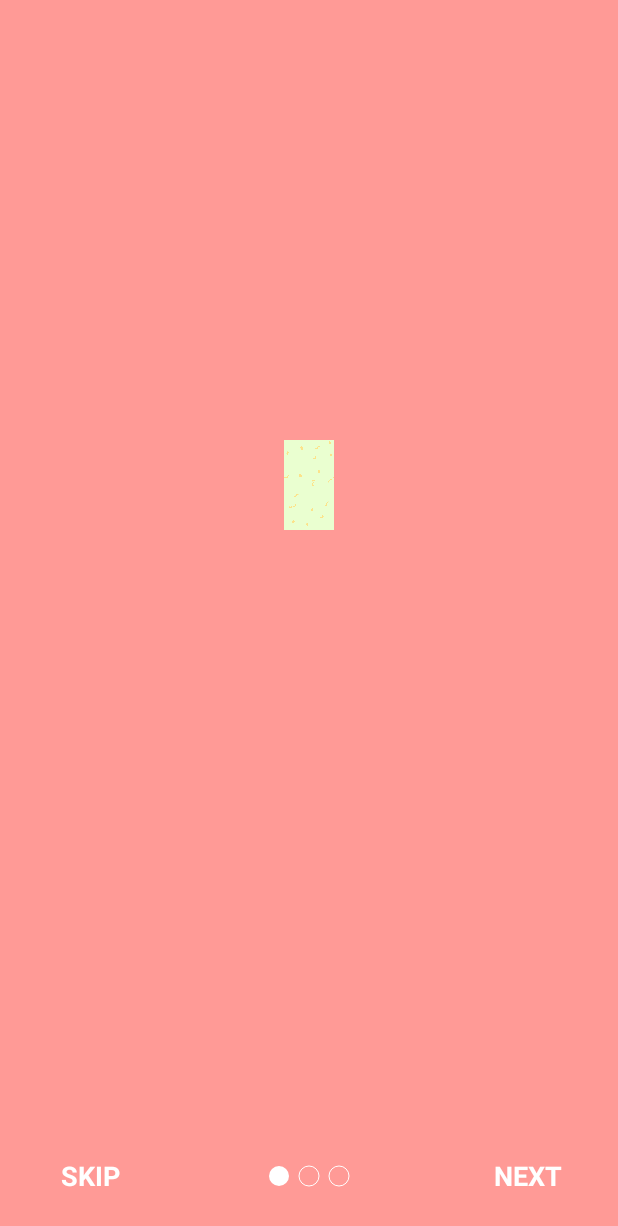
After one commit to Pi-Hsin/Goo_Goo_Morning, an Android app: the OnboardingActivity screen opened directly, with no data from a screen before it, on a phone screen of 412 x 824 dp. The commit adds this screen. Shown: the top 1226 px of the screen. Run offline under Robolectric (Android 15) with nearby library versions, the light colour scheme and no system bars.

Commit message:
OnboardingActivity_Version 1
導覽頁(使用多照片方式)

```diff
--- /dev/null
+++ b/Goo_Goo_Mornind/app/src/main/java/com/example/goo_goo_mornind/OnboardingActivity.java
@@ -0,0 +1,165 @@
+package com.example.goo_goo_mornind;
+
+import android.animation.ArgbEvaluator;
+import android.graphics.Color;
+import android.os.Build;
+import android.support.v4.app.Fragment;
+import android.support.v4.app.FragmentManager;
+import android.support.v4.app.FragmentPagerAdapter;
+import android.support.v4.view.ViewPager;
+import android.support.v7.app.AppCompatActivity;
+import android.os.Bundle;
+import android.view.LayoutInflater;
+import android.view.View;
+import android.view.ViewGroup;
+import android.widget.ImageView;
+import android.widget.TextView;
+
+public class OnboardingActivity extends AppCompatActivity implements View.OnClickListener {
+    /**
+     * Material Design Onboarding
+     */
+    private ViewPager mViewPager;
+    private TextView mTextSkip, mTextNext;
+    private RZIndicatorView mRZIndicatorView;
+    private SectionsPagerAdapter mSectionsPagerAdapter;
+    // 設定過渡顏色的Array，數量是總頁數+1
+    private int[] colors = {Color.parseColor("#ff9a96"), Color.parseColor("#74ceff"), Color.parseColor("#f1ce40"),
+            Color.parseColor("#5b183f"), Color.parseColor("#ddeba1")};
+
+    @Override
+    protected void onCreate(Bundle savedInstanceState) {
+        super.onCreate(savedInstanceState);
+        setContentView(R.layout.activity_onboarding);
+
+        mSectionsPagerAdapter = new SectionsPagerAdapter(getSupportFragmentManager());
+        // Set up the ViewPager with the sections adapter.
+        mViewPager = (ViewPager) findViewById(R.id.container);
+        mViewPager.setAdapter(mSectionsPagerAdapter);
+        mViewPager.addOnPageChangeListener(new ViewPager.OnPageChangeListener() {
+            @Override
+            public void onPageScrolled(int position, float positionOffset, int positionOffsetPixels) {
+                /**
+                 * 使用顏色過渡類別 ArgbEvaluator()
+                 *
+                 * 3個參數分別為
+                 * 1. fraction : 過渡的起始&結束值
+                 * 2. startValue : 起始的顏色
+                 * 3. endValue : 結束的顏色
+                 */
+                // 這裡的結束顏色，就是下一頁的顏色。然而在最後一頁時，如果顏色Array數量沒+1，就會crash。也就是顏色Array數量要+1的原因
+                int colorUpdate = (int) new ArgbEvaluator().evaluate(positionOffset, colors[position], colors[position + 1]);
+                // 又或者去判斷是否為最後一頁，如果是就把顏色指定為第一頁的顏色
+                //int colorUpdate = (int) new ArgbEvaluator().evaluate(positionOffset, colors[position],
+                //colors[position + 1 == mViewPager.getChildCount() ? 0 : position + 1]);
+
+                // 將過渡顏色設定為ViewPager的背景色
+                mViewPager.setBackgroundColor(colorUpdate);
+                // 當SDK >= 21時，將狀態列一併改變顏色
+                if (Build.VERSION.SDK_INT >= 21) {
+                    getWindow().setStatusBarColor(colorUpdate);
+                }
+            }
+
+            @Override
+            public void onPageSelected(int position) {
+                // 對應每個頁面時，textView就做相對應處理。並將IndicatorView的顯示，指定該頁面
+                mTextSkip.setVisibility(position > 1 ? View.GONE : View.VISIBLE);
+                mTextNext.setText(position > 1 ? "START" : "NEXT");
+                mRZIndicatorView.setCurPositon(position, false);
+            }
+
+            @Override
+            public void onPageScrollStateChanged(int state) {
+
+            }
+        });
+
+        mTextSkip = (TextView) findViewById(R.id.mTextSkip);
+        mTextNext = (TextView) findViewById(R.id.mTextNext);
+        mTextSkip.setOnClickListener(this);
+        mTextNext.setOnClickListener(this);
+        // 自定義的Indicator View
+        mRZIndicatorView = (RZIndicatorView) findViewById(R.id.mRZIndicatorView);
+        mRZIndicatorView.setIndiCount(3);
+        mRZIndicatorView.setIndicatorColor(Color.WHITE);
+        mRZIndicatorView.setCurPositon(0, true);
+    }
+
+    @Override
+    public void onClick(View v) {
+        switch (v.getId()) {
+            case R.id.mTextSkip:
+                finish();
+                break;
+            case R.id.mTextNext:
+                int position = mViewPager.getCurrentItem();
+                if (position == 0 || position == 1) {
+                    mViewPager.setCurrentItem(position + 1);
+                } else {
+                    finish();
+                }
+                break;
+        }
+    }
+
+    public static class PlaceholderFragment extends Fragment {
+        private static final String ARG_SECTION_NUMBER = "section_number";
+        // 每頁的圖片
+        private int[] logos = {R.drawable.ggmbg, R.drawable.ggmbg, R.drawable.ggmbg};
+
+        public PlaceholderFragment() {
+        }
+
+        public static PlaceholderFragment newInstance(int sectionNumber) {
+            PlaceholderFragment fragment = new PlaceholderFragment();
+            Bundle args = new Bundle();
+            args.putInt(ARG_SECTION_NUMBER, sectionNumber);
+            fragment.setArguments(args);
+            return fragment;
+        }
+
+        @Override
+        public View onCreateView(LayoutInflater inflater, ViewGroup container, Bundle savedInstanceState) {
+            View rootView = inflater.inflate(R.layout.fragment_onboarding, container, false);
+
+            ImageView mImgView = (ImageView) rootView.findViewById(R.id.mImgView);
+            mImgView.setImageResource(logos[getArguments().getInt(ARG_SECTION_NUMBER)]);
+
+            return rootView;
+        }
+    }
+
+    public class SectionsPagerAdapter extends FragmentPagerAdapter {
+
+        public SectionsPagerAdapter(FragmentManager fm) {
+            super(fm);
+        }
+
+        @Override
+        public Fragment getItem(int position) {
+            // getItem is called to instantiate the fragment for the given page.
+            // Return a PlaceholderFragment (defined as a static inner class below).
+            return PlaceholderFragment.newInstance(position);
+        }
+
+        @Override
+        public int getCount() {
+            // Show 3 total pages.
+            return 3;
+        }
+
+        @Override
+        public CharSequence getPageTitle(int position) {
+            switch (position) {
+                case 0:
+                    return "SECTION 1";
+                case 1:
+                    return "SECTION 2";
+                case 2:
+                    return "SECTION 3";
+            }
+            return null;
+        }
+    }
+}
--- /dev/null
+++ b/Goo_Goo_Mornind/app/src/main/java/com/example/goo_goo_mornind/RZIndicatorView.java
@@ -0,0 +1,198 @@
+package com.example.goo_goo_mornind;
+
+import android.animation.Animator;
+import android.animation.ValueAnimator;
+import android.content.Context;
+import android.graphics.Canvas;
+import android.graphics.Color;
+import android.graphics.Paint;
+import android.support.annotation.ColorInt;
+import android.util.AttributeSet;
+import android.view.View;
+import android.view.animation.AccelerateDecelerateInterpolator;
+
+public class RZIndicatorView extends View {
+    /**
+     * 自訂義指示器 View
+     */
+    private static final String TAG = RZIndicatorView.class.getSimpleName();
+    private Paint mPaint, mPaintExpand;
+    // 半徑
+    private float radius;
+    // 直徑
+    private float diameter;
+    // 間距
+    private float gap;
+    // 數量
+    private int indiCount;
+    // 目前位置
+    private int curPositon;
+    // 紀錄總長度
+    private int totalLen;
+    // 選到Item動畫
+    private ValueAnimator animator_expand;
+    // 是否要繪製
+    private boolean canDraw = false;
+    // 擴散時的透明度
+    private int expandAlphaValue = 255;
+    // 擴散時的半徑
+    private float expandRadius = 0f;
+    // 動畫時間
+    private static final int DURATION = 400;
+
+    public RZIndicatorView(Context context) {
+        this(context, null);
+    }
+
+    public RZIndicatorView(Context context, AttributeSet attrs) {
+        this(context, attrs, 0);
+    }
+
+    public RZIndicatorView(Context context, AttributeSet attrs, int defStyleAttr) {
+        super(context, attrs, defStyleAttr);
+        init();
+    }
+
+    private void init() {
+        mPaint = new Paint(Paint.ANTI_ALIAS_FLAG);
+        mPaint.setDither(true);
+        mPaint.setColor(Color.RED);
+        mPaint.setStyle(Paint.Style.FILL_AND_STROKE);
+
+        mPaintExpand = new Paint(Paint.ANTI_ALIAS_FLAG);
+        mPaintExpand.setDither(true);
+        mPaintExpand.setStyle(Paint.Style.FILL);
+
+        gap = radius = 10f;
+        diameter = radius * 2;
+        curPositon = 0;
+        indiCount = 0;
+        setViewAnimatiorExpand();
+    }
+
+    @Override
+    protected void onMeasure(int widthMeasureSpec, int heightMeasureSpec) {
+        super.onMeasure(widthMeasureSpec, heightMeasureSpec);
+        // 只有1頁，所以不需要顯示
+        if (indiCount <= 1) {
+            return;
+        }
+        int widthMode = MeasureSpec.getMode(widthMeasureSpec);
+        int heightMode = MeasureSpec.getMode(heightMeasureSpec);
+        int widthSize = MeasureSpec.getSize(widthMeasureSpec);
+        int heightSize = MeasureSpec.getSize(heightMeasureSpec);
+
+        if (widthMode == MeasureSpec.AT_MOST && heightMode == MeasureSpec.EXACTLY) {
+            widthSize = (int) (diameter * indiCount + radius * (indiCount + 1));
+        } else if (widthMode == MeasureSpec.EXACTLY && heightMode == MeasureSpec.AT_MOST) {
+            heightSize = (int) diameter * 2;
+        } else if (widthMode == MeasureSpec.AT_MOST && heightMode == MeasureSpec.AT_MOST) {
+            widthSize = (int) (diameter * indiCount + radius * (indiCount + 1));
+            heightSize = (int) diameter * 2;
+        } else {
+            // don't do anything
+        }
+        setMeasuredDimension(widthSize, heightSize);
+    }
+
+    @Override
+    protected void onSizeChanged(int w, int h, int oldw, int oldh) {
+        super.onSizeChanged(w, h, oldw, oldh);
+    }
+
+    @Override
+    protected void onDraw(Canvas canvas) {
+        super.onDraw(canvas);
+
+        if (indiCount <= 1) return;
+        int w = getWidth();
+        int h = getHeight();
+        float posX = diameter;
+        if (w > totalLen) posX += (w - totalLen) / 2;
+
+        for (int i = 0; i < indiCount; i++) {
+            if (curPositon == i) {
+                mPaint.setStyle(Paint.Style.FILL_AND_STROKE);
+            } else {
+                mPaint.setStyle(Paint.Style.STROKE);
+            }
+            //canvas.drawCircle(posX + (diameter + gap) * i, h - diameter, radius, mPaint);
+            // 垂直水平 居中顯示
+            canvas.drawCircle(posX + (diameter + gap) * i, h / 2, radius, mPaint);
+        }
+        if (canDraw) {
+            mPaintExpand.setARGB(expandAlphaValue, 255, 80, 80);
+            canvas.drawCircle(posX + (diameter + gap) * curPositon, h / 2, expandRadius, mPaintExpand);
+        }
+    }
+
+    private void setViewAnimatiorExpand() {
+        animator_expand = ValueAnimator.ofFloat(0f, diameter);
+        animator_expand.setDuration(DURATION);
+        animator_expand.setInterpolator(new AccelerateDecelerateInterpolator());
+        animator_expand.addUpdateListener(new ValueAnimator.AnimatorUpdateListener() {
+            @Override
+            public void onAnimationUpdate(ValueAnimator animation) {
+                expandRadius = (float) animation.getAnimatedValue();
+                expandAlphaValue = (int) (255 - (255 * expandRadius) / diameter);
+                invalidate();
+            }
+        });
+        animator_expand.addListener(new Animator.AnimatorListener() {
+            @Override
+            public void onAnimationStart(Animator animation) {
+                canDraw = true;
+            }
+
+            @Override
+            public void onAnimationEnd(Animator animation) {
+                canDraw = false;
+            }
+
+            @Override
+            public void onAnimationCancel(Animator animation) {
+
+            }
+
+            @Override
+            public void onAnimationRepeat(Animator animation) {
+
+            }
+        });
+    }
+
+    public void setRadius(float radius) {
+        this.radius = radius;
+        gap = radius;
+        diameter = radius * 2;
+        invalidate();
+    }
+
+    public void setCurPositon(int curPositon, boolean isFirst) {
+        this.curPositon = curPositon;
+        invalidate();
+        if (!isFirst) animator_expand.start();
+    }
+
+    public void setIndiCount(int indiCount) {
+        this.indiCount = indiCount;
+        totalLen = (int) (diameter * indiCount + radius * (indiCount + 1));
+        invalidate();
+    }
+
+    public void setIndicatorColor(@ColorInt int color) {
+        mPaint.setColor(color);
+        //mPaintExpand.setColor(color);
+    }
+
+    public void setIndicatorColor(String color) {
+        mPaint.setColor(Color.parseColor(color));
+        //mPaintExpand.setColor(Color.parseColor(color));
+    }
+
+
+    private int dp2px(Context context, float dpValue) {
+        final float scale = context.getResources().getDisplayMetrics().density;
+        return (int) (dpValue * scale + 0.5f);
+    }
+}
--- /dev/null
+++ b/Goo_Goo_Mornind/app/src/main/res/layout/activity_onboarding.xml
@@ -0,0 +1,53 @@
+<?xml version="1.0" encoding="utf-8"?>
+<RelativeLayout  xmlns:android="http://schemas.android.com/apk/res/android"
+    xmlns:app="http://schemas.android.com/apk/res-auto"
+    xmlns:tools="http://schemas.android.com/tools"
+    android:layout_width="match_parent"
+    android:layout_height="match_parent"
+    tools:context=".OnboardingActivity">
+
+
+    <android.support.v4.view.ViewPager
+        android:id="@+id/container"
+        android:layout_width="match_parent"
+        android:layout_height="match_parent" />
+
+    <TextView
+        android:id="@+id/mTextSkip"
+        android:layout_width="80dp"
+        android:layout_height="40dp"
+        android:layout_alignParentBottom="true"
+        android:layout_alignParentLeft="true"
+        android:layout_marginBottom="20dp"
+        android:layout_marginLeft="20dp"
+        android:background="?android:attr/selectableItemBackground"
+        android:gravity="center"
+        android:text="SKIP"
+        android:textColor="@android:color/white"
+        android:textSize="18sp"
+        android:textStyle="bold" />
+
+    <com.example.goo_goo_mornind.RZIndicatorView
+        android:id="@+id/mRZIndicatorView"
+        android:layout_width="100dp"
+        android:layout_height="40dp"
+        android:layout_alignParentBottom="true"
+        android:layout_centerHorizontal="true"
+        android:layout_marginBottom="20dp" />
+
+    <TextView
+        android:id="@+id/mTextNext"
+        android:layout_width="80dp"
+        android:layout_height="40dp"
+        android:layout_alignParentBottom="true"
+        android:layout_alignParentRight="true"
+        android:layout_marginBottom="20dp"
+        android:layout_marginRight="20dp"
+        android:background="?android:attr/selectableItemBackground"
+        android:gravity="center"
+        android:text="NEXT"
+        android:textColor="@android:color/white"
+        android:textSize="18sp"
+        android:textStyle="bold" />
+
+</RelativeLayout >
--- /dev/null
+++ b/Goo_Goo_Mornind/app/src/main/res/layout/fragment_onboarding.xml
@@ -0,0 +1,30 @@
+<?xml version="1.0" encoding="utf-8"?>
+<android.support.constraint.ConstraintLayout xmlns:android="http://schemas.android.com/apk/res/android"
+    android:layout_width="match_parent"
+    android:layout_height="match_parent"
+    xmlns:app="http://schemas.android.com/apk/res-auto"
+    xmlns:tools="http://schemas.android.com/tools">
+    <ImageView
+        android:id="@+id/mImgView"
+        android:layout_width="60dp"
+        android:layout_height="60dp"
+        android:layout_marginBottom="30dp"
+        android:layout_marginLeft="8dp"
+        android:layout_marginRight="8dp"
+        android:layout_marginTop="0dp"
+        android:scaleType="fitCenter"
+        app:layout_constraintBottom_toTopOf="@+id/guideline2"
+        app:layout_constraintLeft_toLeftOf="parent"
+        app:layout_constraintRight_toRightOf="parent"
+        app:layout_constraintTop_toTopOf="parent"
+        app:layout_constraintVertical_bias="0.91"
+        tools:layout_constraintLeft_creator="1"
+        tools:layout_constraintTop_creator="1" />
+
+    <android.support.constraint.Guideline
+        android:id="@+id/guideline2"
+        android:layout_width="wrap_content"
+        android:layout_height="wrap_content"
+        android:orientation="horizontal"
+        app:layout_constraintGuide_percent="0.5" />
+</android.support.constraint.ConstraintLayout>
--- a/Goo_Goo_Mornind/app/src/main/res/layout/recyclerview_alerm.xml
+++ b/Goo_Goo_Mornind/app/src/main/res/layout/recyclerview_alerm.xml
@@ -31,7 +31,7 @@
         android:layout_marginEnd="4dp"
         android:layout_marginRight="4dp"
         android:contentDescription="@string/add_Alerm"
-        android:src="@mipmap/ic_launcher"
+        android:src="@drawable/alarmbg_1"
         app:layout_constraintEnd_toEndOf="parent"
         app:layout_constraintTop_toTopOf="parent" />
 </android.support.constraint.ConstraintLayout>
--- a/Goo_Goo_Mornind/app/src/main/res/values/styles.xml
+++ b/Goo_Goo_Mornind/app/src/main/res/values/styles.xml
@@ -7,5 +7,9 @@
         <item name="colorPrimaryDark">@color/colorPrimaryDark</item>
         <item name="colorAccent">@color/colorAccent</item>
     </style>
+    <style name="AppTheme.NoActionBar">
+        <item name="windowActionBar">false</item>
+        <item name="windowNoTitle">true</item>
+    </style>
 
 </resources>
```
Also changed, not shown: Goo_Goo_Mornind/app/src/main/AndroidManifest.xml (+7 -3 lines), Goo_Goo_Mornind/app/src/main/java/com/example/goo_goo_mornind/MainActivity.java (+8 -0 lines).
